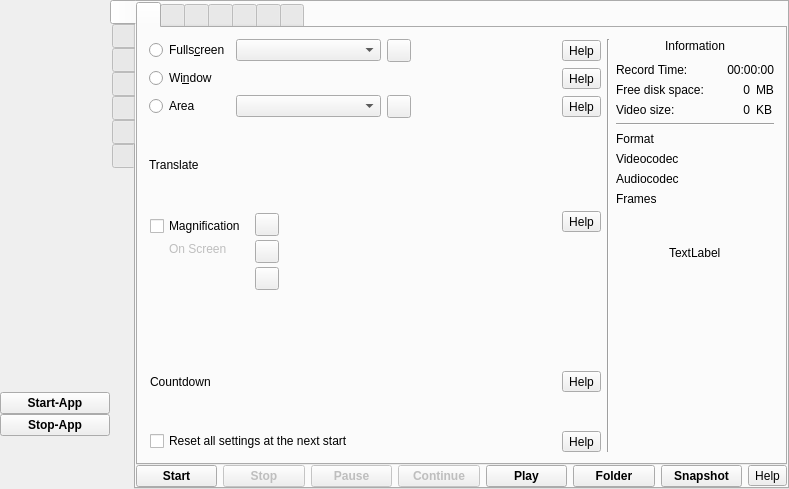
Above: src/formMainWindow.ui from vkohaupt/vokoscreenNG before the change. Below: the same form after it.
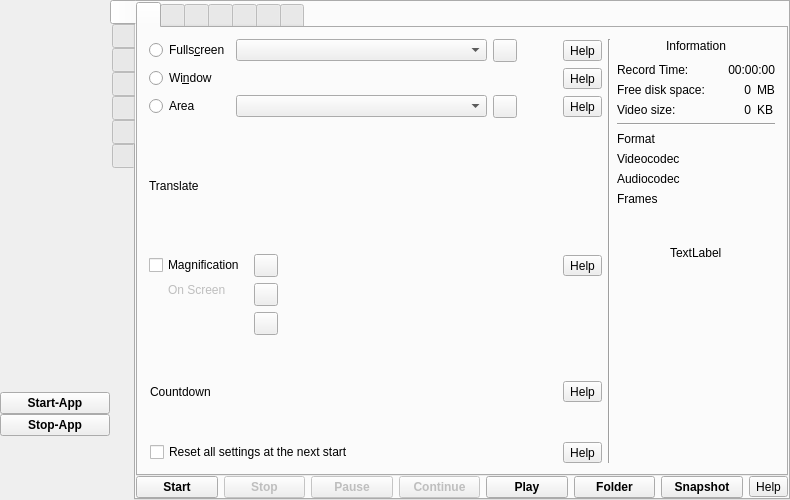
That is the form after the change. Icons and pictures are not drawn.

Patch:
```diff
--- a/src/formMainWindow.ui
+++ b/src/formMainWindow.ui
@@ -6,8 +6,8 @@
    <rect>
     <x>0</x>
     <y>0</y>
-    <width>789</width>
-    <height>489</height>
+    <width>790</width>
+    <height>500</height>
    </rect>
   </property>
   <property name="windowTitle">
@@ -507,7 +507,7 @@
                    <enum>Qt::Horizontal</enum>
                   </property>
                   <property name="sizeType">
-                   <enum>QSizePolicy::Expanding</enum>
+                   <enum>QSizePolicy::Preferred</enum>
                   </property>
                   <property name="sizeHint" stdset="0">
                    <size>
@@ -590,26 +590,7 @@
                </spacer>
               </item>
               <item>
-               <layout class="QGridLayout" name="gridLayout_9" rowstretch="0,0,0,0,0,0,0" columnstretch="0,0,0,0">
-                <property name="leftMargin">
-                 <number>1</number>
-                </property>
-                <property name="verticalSpacing">
-                 <number>0</number>
-                </property>
-                <item row="2" column="1">
-                 <spacer name="verticalSpacer_20">
-                  <property name="orientation">
-                   <enum>Qt::Vertical</enum>
-                  </property>
-                  <property name="sizeHint" stdset="0">
-                   <size>
-                    <width>20</width>
-                    <height>40</height>
-                   </size>
-                  </property>
-                 </spacer>
-                </item>
+               <layout class="QGridLayout" name="gridLayout_13">
                 <item row="0" column="2">
                  <spacer name="horizontalSpacer_45">
                   <property name="orientation">
@@ -623,35 +604,7 @@
                   </property>
                  </spacer>
                 </item>
-                <item row="5" column="1">
-                 <spacer name="verticalSpacer_9">
-                  <property name="orientation">
-                   <enum>Qt::Vertical</enum>
-                  </property>
-                  <property name="sizeHint" stdset="0">
-                   <size>
-                    <width>20</width>
-                    <height>40</height>
-                   </size>
-                  </property>
-                 </spacer>
-                </item>
-                <item row="0" column="0" rowspan="2">
-                 <layout class="QVBoxLayout" name="verticalLayout_39">
-                  <property name="topMargin">
-                   <number>5</number>
-                  </property>
-                  <item>
-                   <widget class="QCheckBox" name="checkBoxMagnifier">
-                    <property name="toolTip">
-                     <string notr="true">CTRL+SHIFT+F9</string>
-                    </property>
-                    <property name="text">
-                     <string>Magnification</string>
-                    </property>
-                   </widget>
-                  </item>
-                  <item alignment="Qt::AlignHCenter">
+                <item row="1" column="0" alignment="Qt::AlignHCenter|Qt::AlignTop">
                    <widget class="QLabel" name="label_magnifier_on_screen">
                     <property name="enabled">
                      <bool>false</bool>
@@ -661,41 +614,6 @@
                     </property>
                    </widget>
                   </item>
-                  <item>
-                   <spacer name="verticalSpacer_27">
-                    <property name="orientation">
-                     <enum>Qt::Vertical</enum>
-                    </property>
-                    <property name="sizeHint" stdset="0">
-                     <size>
-                      <width>20</width>
-                      <height>40</height>
-                     </size>
-                    </property>
-                   </spacer>
-                  </item>
-                 </layout>
-                </item>
-                <item row="4" column="1" colspan="2">
-                 <layout class="QHBoxLayout" name="horizontalLayout_60">
-                  <item>
-                   <spacer name="horizontalSpacer_43">
-                    <property name="orientation">
-                     <enum>Qt::Horizontal</enum>
-                    </property>
-                    <property name="sizeType">
-                     <enum>QSizePolicy::Minimum</enum>
-                    </property>
-                    <property name="sizeHint" stdset="0">
-                     <size>
-                      <width>40</width>
-                      <height>20</height>
-                     </size>
-                    </property>
-                   </spacer>
-                  </item>
-                 </layout>
-                </item>
                 <item row="0" column="3">
                  <widget class="QToolButton" name="help_screencast_magnifier">
                   <property name="toolTip">
@@ -706,74 +624,7 @@
                   </property>
                  </widget>
                 </item>
-                <item row="6" column="3">
-                 <widget class="QToolButton" name="help_screencast_deleteallsettings">
-                  <property name="toolTip">
-                   <string>Help</string>
-                  </property>
-                  <property name="text">
-                   <string notr="true">Help</string>
-                  </property>
-                 </widget>
-                </item>
-                <item row="3" column="1">
-                 <spacer name="verticalSpacer_7">
-                  <property name="orientation">
-                   <enum>Qt::Vertical</enum>
-                  </property>
-                  <property name="sizeHint" stdset="0">
-                   <size>
-                    <width>20</width>
-                    <height>40</height>
-                   </size>
-                  </property>
-                 </spacer>
-                </item>
-                <item row="4" column="0">
-                 <widget class="QLabel" name="labelScreencastCountdownText">
-                  <property name="text">
-                   <string>Countdown</string>
-                  </property>
-                  <property name="alignment">
-                   <set>Qt::AlignLeading|Qt::AlignLeft|Qt::AlignVCenter</set>
-                  </property>
-                 </widget>
-                </item>
-                <item row="4" column="3">
-                 <widget class="QToolButton" name="help_screencast_countdown">
-                  <property name="toolTip">
-                   <string>Help</string>
-                  </property>
-                  <property name="text">
-                   <string notr="true">Help</string>
-                  </property>
-                 </widget>
-                </item>
-                <item row="0" column="1" rowspan="2">
-                 <widget class="QFrame" name="frame_5">
-                  <property name="frameShape">
-                   <enum>QFrame::NoFrame</enum>
-                  </property>
-                  <property name="frameShadow">
-                   <enum>QFrame::Plain</enum>
-                  </property>
-                  <property name="lineWidth">
-                   <number>0</number>
-                  </property>
-                  <layout class="QVBoxLayout" name="verticalLayout_28">
-                   <property name="spacing">
-                    <number>2</number>
-                   </property>
-                   <property name="leftMargin">
-                    <number>0</number>
-                   </property>
-                   <property name="topMargin">
-                    <number>0</number>
-                   </property>
-                   <property name="bottomMargin">
-                    <number>0</number>
-                   </property>
-                   <item>
+                <item row="0" column="1">
                     <layout class="QHBoxLayout" name="horizontalLayout_rectangle">
                      <property name="leftMargin">
                       <number>3</number>
@@ -786,9 +637,6 @@
                        <property name="checkable">
                         <bool>true</bool>
                        </property>
-                       <property name="autoExclusive">
-                        <bool>true</bool>
-                       </property>
                        <attribute name="buttonGroup">
                         <string notr="true">buttonGroup_2</string>
                        </attribute>
@@ -809,7 +657,17 @@
                      </item>
                     </layout>
                    </item>
-                   <item>
+                <item row="0" column="0">
+                 <widget class="QCheckBox" name="checkBoxMagnifier">
+                  <property name="toolTip">
+                   <string notr="true">CTRL+SHIFT+F9</string>
+                  </property>
+                  <property name="text">
+                   <string>Magnification</string>
+                  </property>
+                 </widget>
+                </item>
+                <item row="1" column="1">
                     <layout class="QHBoxLayout" name="horizontalLayout_elipse">
                      <property name="leftMargin">
                       <number>3</number>
@@ -822,9 +680,6 @@
                        <property name="checkable">
                         <bool>true</bool>
                        </property>
-                       <property name="autoExclusive">
-                        <bool>true</bool>
-                       </property>
                        <attribute name="buttonGroup">
                         <string notr="true">buttonGroup_2</string>
                        </attribute>
@@ -845,7 +700,7 @@
                      </item>
                     </layout>
                    </item>
-                   <item>
+                <item row="2" column="1">
                     <layout class="QHBoxLayout" name="horizontalLayout_circle">
                      <property name="leftMargin">
                       <number>3</number>
@@ -858,9 +713,6 @@
                        <property name="checkable">
                         <bool>true</bool>
                        </property>
-                       <property name="autoExclusive">
-                        <bool>true</bool>
-                       </property>
                        <attribute name="buttonGroup">
                         <string notr="true">buttonGroup_2</string>
                        </attribute>
@@ -882,9 +734,26 @@
                     </layout>
                    </item>
                   </layout>
+              </item>
+              <item>
+               <layout class="QGridLayout" name="gridLayout_9" rowstretch="0,0,0,0,0" columnstretch="0,0,0,0">
+                <property name="leftMargin">
+                 <number>1</number>
+                </property>
+                <property name="verticalSpacing">
+                 <number>0</number>
+                </property>
+                <item row="4" column="3">
+                 <widget class="QToolButton" name="help_screencast_deleteallsettings">
+                  <property name="toolTip">
+                   <string>Help</string>
+                  </property>
+                  <property name="text">
+                   <string notr="true">Help</string>
+                  </property>
                  </widget>
                 </item>
-                <item row="6" column="0" colspan="3">
+                <item row="4" column="0" colspan="3">
                  <layout class="QHBoxLayout" name="horizontalLayout_13">
                   <item>
                    <widget class="QCheckBox" name="checkBoxResetAtNextStart">
@@ -895,6 +764,72 @@
                   </item>
                  </layout>
                 </item>
+                <item row="3" column="1">
+                 <spacer name="verticalSpacer_9">
+                  <property name="orientation">
+                   <enum>Qt::Vertical</enum>
+                  </property>
+                  <property name="sizeHint" stdset="0">
+                   <size>
+                    <width>20</width>
+                    <height>40</height>
+                   </size>
+                  </property>
+                 </spacer>
+                </item>
+                <item row="2" column="3">
+                 <widget class="QToolButton" name="help_screencast_countdown">
+                  <property name="toolTip">
+                   <string>Help</string>
+                  </property>
+                  <property name="text">
+                   <string notr="true">Help</string>
+                  </property>
+                 </widget>
+                </item>
+                <item row="1" column="1">
+                 <spacer name="verticalSpacer_7">
+                  <property name="orientation">
+                   <enum>Qt::Vertical</enum>
+                  </property>
+                  <property name="sizeHint" stdset="0">
+                   <size>
+                    <width>20</width>
+                    <height>40</height>
+                   </size>
+                  </property>
+                 </spacer>
+                </item>
+                <item row="2" column="0" colspan="3">
+                 <layout class="QHBoxLayout" name="horizontalLayout_60">
+                  <item>
+                   <widget class="QLabel" name="labelScreencastCountdownText">
+                    <property name="text">
+                     <string>Countdown</string>
+                    </property>
+                    <property name="alignment">
+                     <set>Qt::AlignLeading|Qt::AlignLeft|Qt::AlignVCenter</set>
+                    </property>
+                   </widget>
+                  </item>
+                  <item>
+                   <spacer name="horizontalSpacer_43">
+                    <property name="orientation">
+                     <enum>Qt::Horizontal</enum>
+                    </property>
+                    <property name="sizeType">
+                     <enum>QSizePolicy::Minimum</enum>
+                    </property>
+                    <property name="sizeHint" stdset="0">
+                     <size>
+                      <width>40</width>
+                      <height>20</height>
+                     </size>
+                    </property>
+                   </spacer>
+                  </item>
+                 </layout>
+                </item>
                </layout>
               </item>
              </layout>
@@ -914,6 +849,19 @@
               <property name="verticalSpacing">
                <number>0</number>
               </property>
+              <item row="4" column="0">
+               <spacer name="verticalSpacer_21">
+                <property name="orientation">
+                 <enum>Qt::Vertical</enum>
+                </property>
+                <property name="sizeHint" stdset="0">
+                 <size>
+                  <width>20</width>
+                  <height>40</height>
+                 </size>
+                </property>
+               </spacer>
+              </item>
               <item row="0" column="0" alignment="Qt::AlignHCenter">
                <widget class="QLabel" name="label_17">
                 <property name="text">
@@ -921,16 +869,6 @@
                 </property>
                </widget>
               </item>
-              <item row="2" column="0" alignment="Qt::AlignHCenter">
-               <widget class="QLabel" name="label_Upate_tab_1">
-                <property name="text">
-                 <string notr="true">TextLabel</string>
-                </property>
-                <property name="openExternalLinks">
-                 <bool>true</bool>
-                </property>
-               </widget>
-              </item>
               <item row="1" column="0">
                <layout class="QGridLayout" name="gridLayout_5">
                 <property name="topMargin">
@@ -1085,18 +1023,15 @@
                 </item>
                </layout>
               </item>
-              <item row="3" column="0">
-               <spacer name="verticalSpacer_21">
-                <property name="orientation">
-                 <enum>Qt::Vertical</enum>
+              <item row="2" column="0" alignment="Qt::AlignHCenter">
+               <widget class="QLabel" name="label_Upate_tab_1">
+                <property name="text">
+                 <string notr="true">TextLabel</string>
                 </property>
-                <property name="sizeHint" stdset="0">
-                 <size>
-                  <width>20</width>
-                  <height>40</height>
-                 </size>
+                <property name="openExternalLinks">
+                 <bool>true</bool>
                 </property>
-               </spacer>
+               </widget>
               </item>
              </layout>
             </item>
@@ -1159,8 +1094,8 @@
                      <rect>
                       <x>0</x>
                       <y>0</y>
-                      <width>572</width>
-                      <height>247</height>
+                      <width>573</width>
+                      <height>258</height>
                      </rect>
                     </property>
                     <layout class="QVBoxLayout" name="verticalLayoutAudioDevices"/>
@@ -2447,8 +2382,8 @@
                   <rect>
                    <x>0</x>
                    <y>0</y>
-                   <width>387</width>
-                   <height>353</height>
+                   <width>388</width>
+                   <height>364</height>
                   </rect>
                  </property>
                  <layout class="QGridLayout" name="gridLayoutAvailable">
```
Left out of the diff: 2 changed lines with no effect on the pictures. Lines whose indentation alone changed are shown as unchanged.
